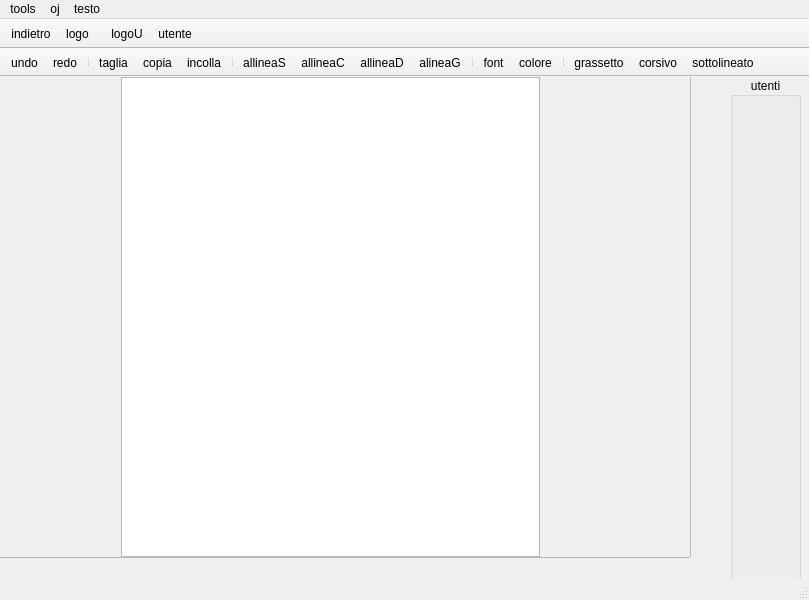
This is Client/editor.ui in MarcoFlo/Google-Drive as Qt 5 draws it before an edit. The edited form follows.
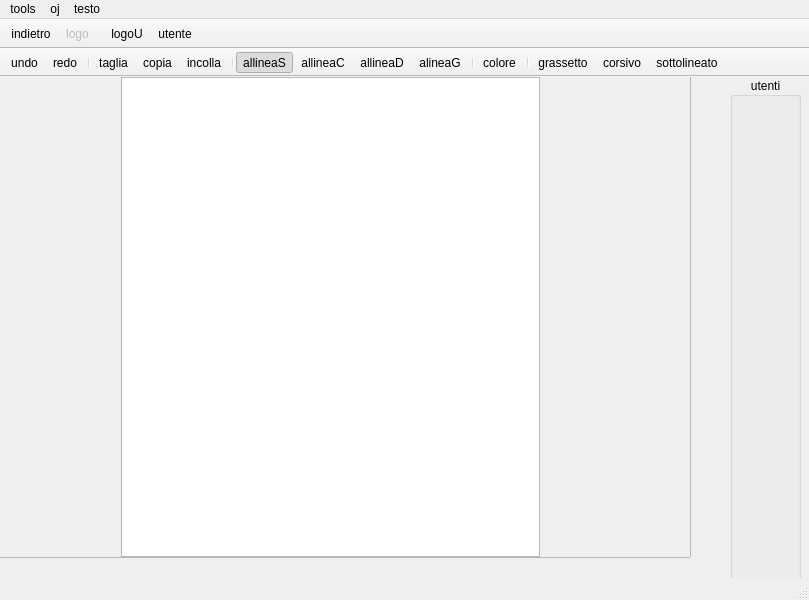
This is the edited form. Icons and pictures are not drawn.

Commit message: aggiunte funzionalità a editor

What changed in the file:
```diff
--- a/Client/editor.ui
+++ b/Client/editor.ui
@@ -220,7 +220,6 @@
    <addaction name="actionallineaD"/>
    <addaction name="actionalineaG"/>
    <addaction name="separator"/>
-   <addaction name="actionfont"/>
    <addaction name="actioncolore"/>
    <addaction name="separator"/>
    <addaction name="actiongrassetto"/>
@@ -233,6 +232,9 @@
    </property>
   </action>
   <action name="actionlogo">
+   <property name="enabled">
+    <bool>false</bool>
+   </property>
    <property name="icon">
     <iconset resource="images.qrc">
      <normaloff>:/images/img/logo.png</normaloff>:/images/img/logo.png</iconset>
@@ -288,6 +290,9 @@
    <property name="checkable">
     <bool>true</bool>
    </property>
+   <property name="checked">
+    <bool>true</bool>
+   </property>
    <property name="text">
     <string>allineaS</string>
    </property>
@@ -308,11 +313,6 @@
     <string>alineaG</string>
    </property>
   </action>
-  <action name="actionfont">
-   <property name="text">
-    <string>font</string>
-   </property>
-  </action>
   <action name="actiongrassetto">
    <property name="checkable">
     <bool>true</bool>
```
Left out of the diff: 17 changed lines with no effect on the pictures. The commit also changes 2 other files.
